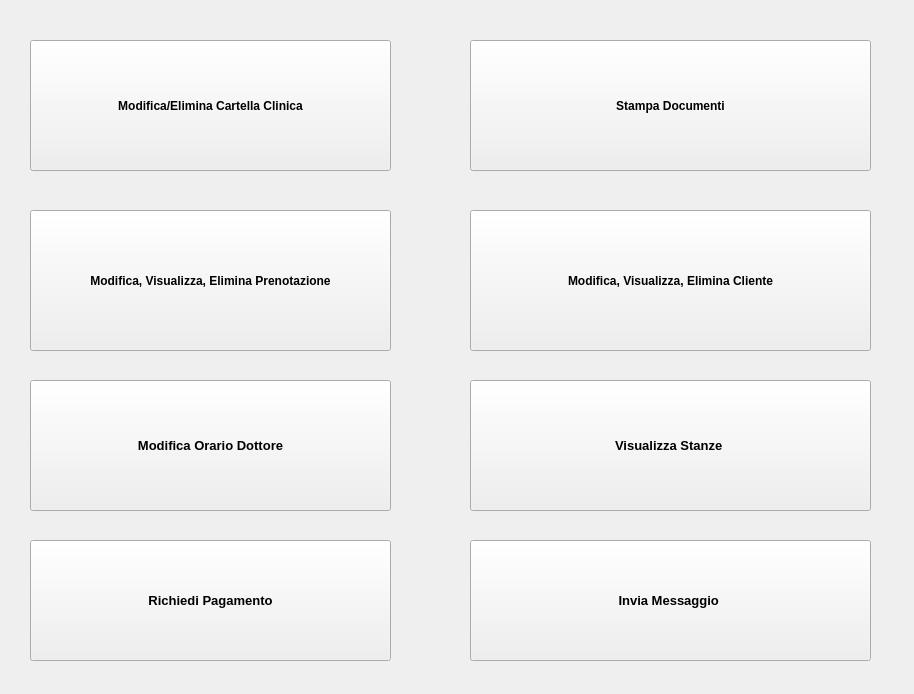
AndreaMarini01/GestioneClinica, file Menu Segreteria.ui: the form before one commit.
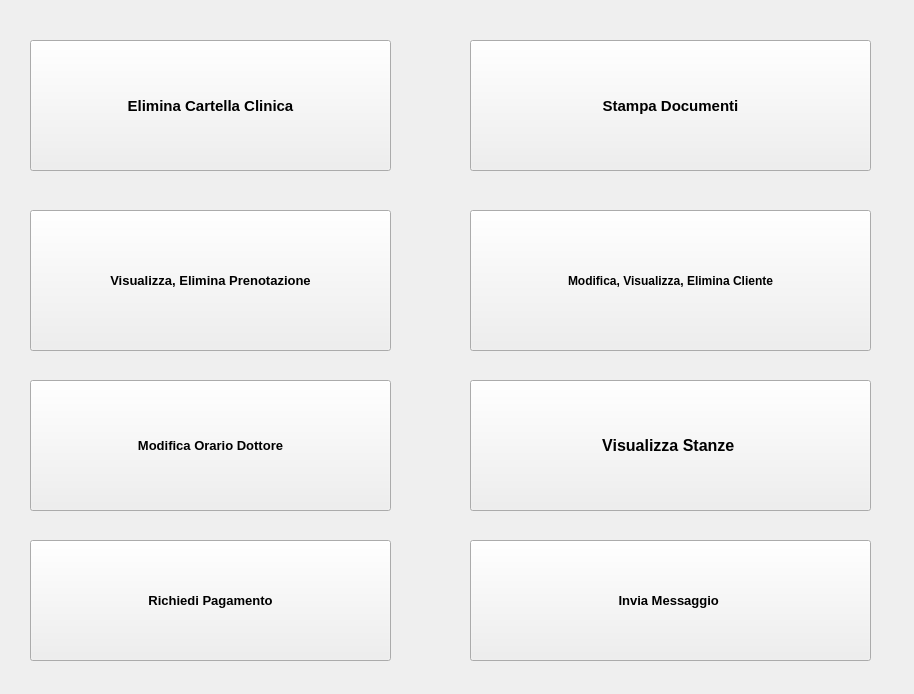
The form after the commit.

The edit to the form file:
```diff
--- a/Menu Segreteria.ui
+++ b/Menu Segreteria.ui
@@ -10,6 +10,13 @@
     <height>694</height>
    </rect>
   </property>
+  <property name="font">
+   <font>
+    <pointsize>10</pointsize>
+    <weight>75</weight>
+    <bold>true</bold>
+   </font>
+  </property>
   <property name="windowTitle">
    <string>Menù Segreteria</string>
   </property>
@@ -24,13 +31,13 @@
    </property>
    <property name="font">
     <font>
-     <pointsize>9</pointsize>
+     <pointsize>11</pointsize>
      <weight>75</weight>
      <bold>true</bold>
     </font>
    </property>
    <property name="text">
-    <string>Modifica/Elimina Cartella Clinica</string>
+    <string>Elimina Cartella Clinica</string>
    </property>
   </widget>
   <widget class="QPushButton" name="pushButton_2">
@@ -44,7 +51,7 @@
    </property>
    <property name="font">
     <font>
-     <pointsize>9</pointsize>
+     <pointsize>11</pointsize>
      <weight>75</weight>
      <bold>true</bold>
     </font>
@@ -64,13 +71,13 @@
    </property>
    <property name="font">
     <font>
-     <pointsize>9</pointsize>
+     <pointsize>10</pointsize>
      <weight>75</weight>
      <bold>true</bold>
     </font>
    </property>
    <property name="text">
-    <string>Modifica, Visualizza, Elimina Prenotazione</string>
+    <string>Visualizza, Elimina Prenotazione</string>
    </property>
   </widget>
   <widget class="QPushButton" name="pushButton_4">
@@ -104,7 +111,7 @@
    </property>
    <property name="font">
     <font>
-     <pointsize>10</pointsize>
+     <pointsize>12</pointsize>
      <weight>75</weight>
      <bold>true</bold>
     </font>
```
